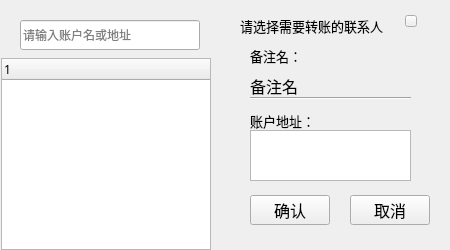
Above: LNKWallet/transfer/ContactChooseWidget.ui from HcashOrg/hx-indicator before the change. Below: the same form after it.
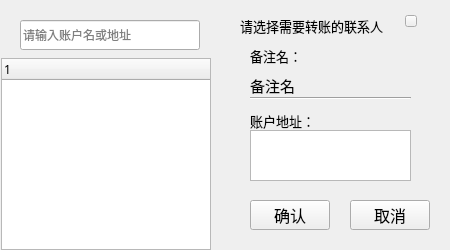
That is the form after the change.

Diff of the .ui file:
```diff
--- a/LNKWallet/transfer/ContactChooseWidget.ui
+++ b/LNKWallet/transfer/ContactChooseWidget.ui
@@ -77,7 +77,7 @@
    </property>
    <property name="font">
     <font>
-     <pointsize>12</pointsize>
+     <pointsize>11</pointsize>
     </font>
    </property>
    <property name="text">
@@ -88,7 +88,7 @@
    <property name="geometry">
     <rect>
      <x>250</x>
-     <y>195</y>
+     <y>200</y>
      <width>80</width>
      <height>30</height>
     </rect>
@@ -110,7 +110,7 @@
    <property name="geometry">
     <rect>
      <x>350</x>
-     <y>195</y>
+     <y>200</y>
      <width>80</width>
      <height>30</height>
     </rect>
```
